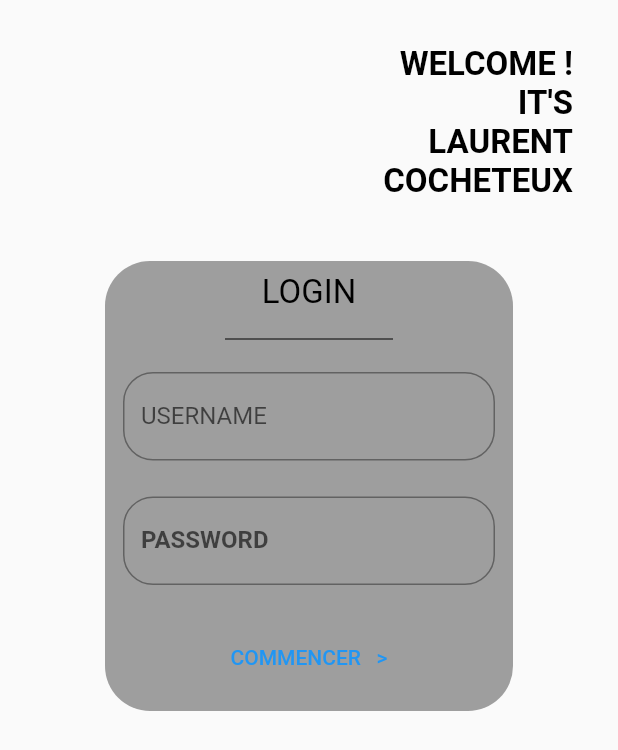
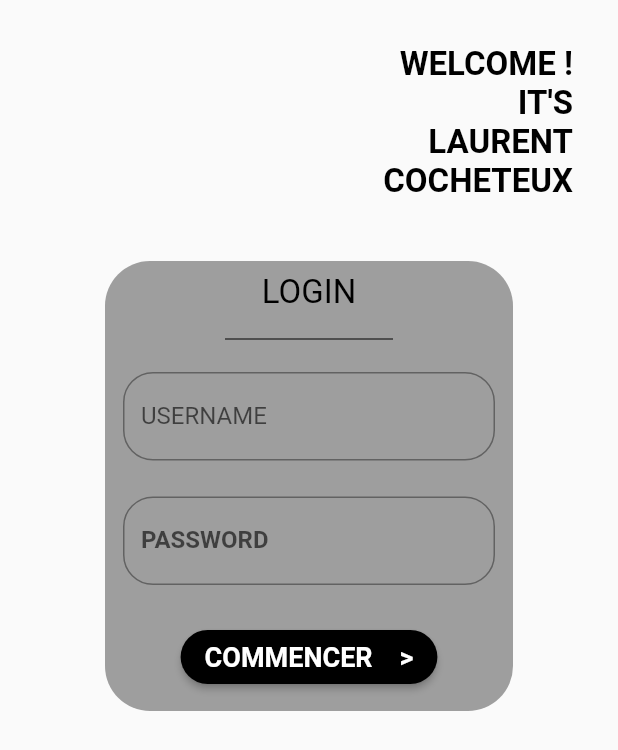
Before and after one commit to CocheteuxLaurent/flutter_application_3, a Flutter app: the screen it shows after launch, on a phone screen of 412 x 824 dp. Shown: the top 750 px of the screen. Run offline on Flutter 3.47's test engine with Material 2 defaults, Android fonts, the phone set to English and light mode, and no system bars.

Commit message:
new update

```diff
--- a/lib/main.dart
+++ b/lib/main.dart
@@ -1,5 +1,6 @@
-import 'dart:ui';
+//import 'dart:ui';
 import 'package:flutter/material.dart';
+import 'package:flutter_application_3/HomePage.dart';
 
 void main() {
   runApp(const MyApp());
@@ -153,9 +154,25 @@ class _MyHomePageState extends State<MyHomePage> {
                     ),
                     Padding(
                       padding: const EdgeInsets.all(12.0),
-                      child: TextButton(
-                        child: const Text('COMMENCER   >'),
-                        onPressed: () {},
+                      child: ElevatedButton(
+                        onPressed: () {
+                          Navigator.push(
+                            context,
+                            MaterialPageRoute(builder: (context) => HomePage()),
+                          );
+                        },
+                        child: Text(
+                          'COMMENCER    >',
+                          style: TextStyle(
+                              fontSize: 18,
+                              fontWeight: FontWeight.bold,
+                              color: Colors.white),
+                        ),
+                        style: ElevatedButton.styleFrom(
+                          backgroundColor: Colors.black,
+                          elevation: 2,
+                          shape: StadiumBorder(),
+                        ),
                       ),
                     ),
                   ],
```
